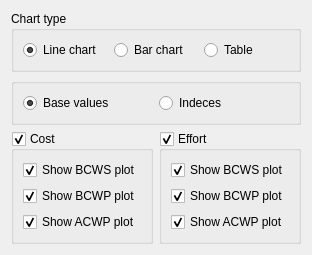
Above: plan/libs/ui/kptperformancestatusviewsettingspanel.ui from KDE/calligra before the change. Below: the same form after it.
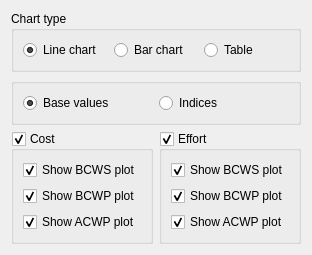
That is the form after the change.

Commit message: Fix typo: Indeces -> Indices.

```diff
--- a/plan/libs/ui/kptperformancestatusviewsettingspanel.ui
+++ b/plan/libs/ui/kptperformancestatusviewsettingspanel.ui
@@ -66,7 +66,7 @@
       <item>
        <widget class="QRadioButton" name="ui_showindeces">
         <property name="text">
-         <string>Indeces</string>
+         <string>Indices</string>
         </property>
        </widget>
       </item>
```
The commit also changes 1 other file.
